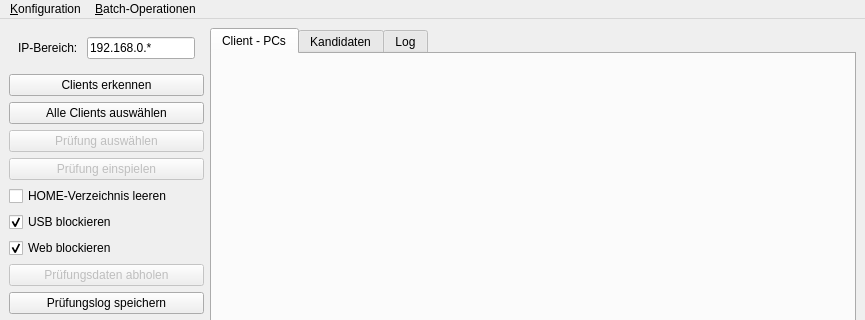
Above: ui/Ui_MainWindow.ui from greenorca/ECMan before the change; both pictures show x 0 to 865 and y 0 to 320 of the 865 by 587 pixel window. Below: the same form after it.
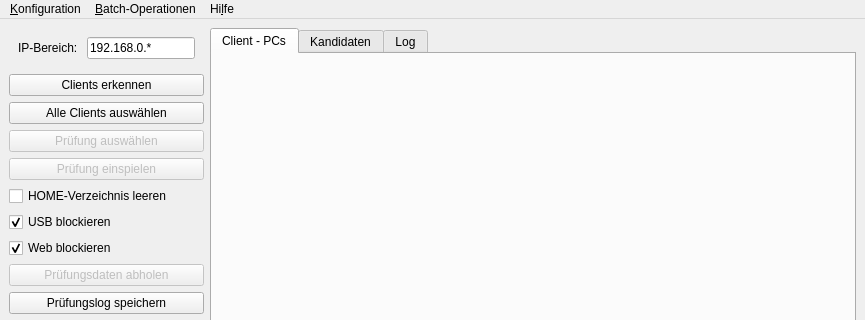
That is the form after the change. Icons and pictures are not drawn.

Commit message: added Help Menu entry and related configuration for Online-Wiki URL

The edit to the form file:
```diff
--- a/ui/Ui_MainWindow.ui
+++ b/ui/Ui_MainWindow.ui
@@ -324,8 +324,15 @@
     <addaction name="separator"/>
     <addaction name="actionAlle_Benutzer_benachrichtigen"/>
    </widget>
+   <widget class="QMenu" name="menuHilfe">
+    <property name="title">
+     <string>Hi&amp;lfe</string>
+    </property>
+    <addaction name="actionOnlineHelp"/>
+   </widget>
    <addaction name="menuKonfiguration"/>
    <addaction name="menuBatch_Operationen"/>
+   <addaction name="menuHilfe"/>
   </widget>
   <widget class="QStatusBar" name="statusbar">
    <property name="sizePolicy">
```
Left out of the diff: 5 changed lines with no effect on the pictures. The commit also changes 6 other files.
